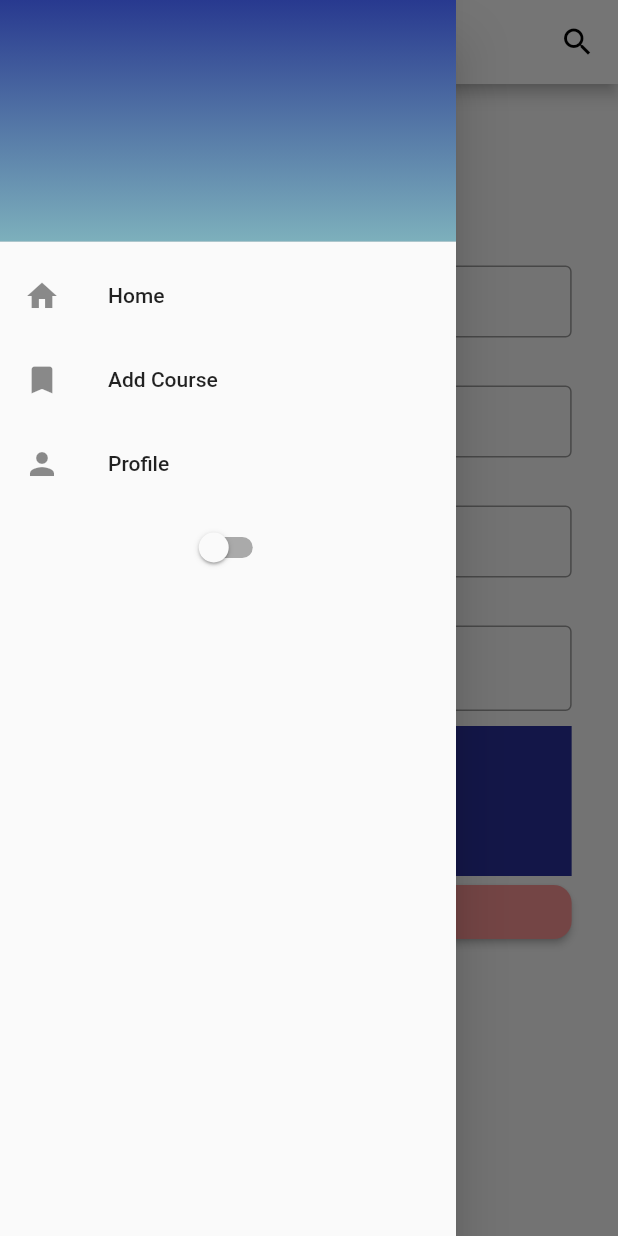
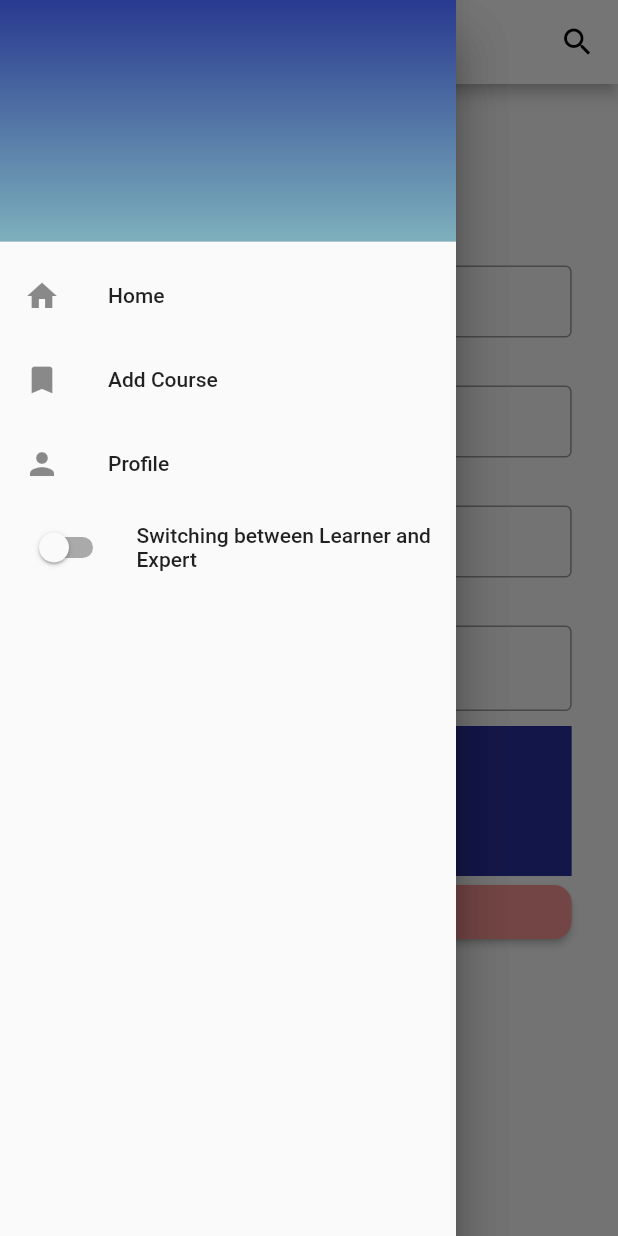
Before and after one commit to Quantax-Technologies/Course-App, a Flutter app: the AddCourse screen opened directly, with the side drawer open, on a phone screen of 412 x 824 dp. Run offline on Flutter 3.47's test engine with Material 2 defaults, Android fonts, the phone set to English and light mode, and no system bars; our stand-ins replace cloud_firestore, file_picker, firebase_auth, firebase_core, firebase_storage, google_sign_in; missing offline and left inert: flutter_facebook_auth; accounts and stored records are empty.

Commit message:
switch added

```diff
--- a/lib/Components/drawer.dart
+++ b/lib/Components/drawer.dart
@@ -7,8 +7,18 @@ import 'package:courseapp/Theme/resources.dart';
 import 'package:flutter/cupertino.dart';
 import 'package:flutter/material.dart';
 
-Drawer Drawermain(context) {
+class DrawerClass extends StatefulWidget {
+  const DrawerClass({Key? key}) : super(key: key);
+
+  @override
+  State<DrawerClass> createState() => _DrawerClassState();
+}
+
 var switchvalue = false;
+
+class _DrawerClassState extends State<DrawerClass> {
+  @override
+  Widget build(BuildContext context) {
     return Drawer(
       child: ListView(
         padding: EdgeInsets.zero,
@@ -46,16 +56,20 @@ Drawer Drawermain(context) {
             },
           ),
           ListTile(
-          title: Switch(
+            leading: Switch(
               value: switchvalue,
               onChanged: (val) {
-              switchvalue = true;
+                setState(() {
+                  switchvalue = val;
+                });
               },
             ),
+            title: Text('Switching between Learner and Expert'),
           )
         ],
       ),
     );
+  }
 }
 
 Drawer Drawermain2(context) {
--- a/lib/Screen/Auth/logout_screen.dart
+++ b/lib/Screen/Auth/logout_screen.dart
@@ -28,7 +28,7 @@ class _LogoutState extends State<Logout> {
   @override
   Widget build(BuildContext context) {
     return Scaffold(
-      drawer: Drawermain(context),
+      drawer: Drawer(child: DrawerClass()),
       appBar: Appbarmain(context),
       body: Column(
         children: [
--- a/lib/Screen/add_course.dart
+++ b/lib/Screen/add_course.dart
@@ -80,7 +80,7 @@ class _AddCourseState extends State<AddCourse> {
 
   Widget build(BuildContext context) {
     return Scaffold(
-      drawer: Drawermain(context),
+      drawer: Drawer(child: DrawerClass()),
       appBar: Appbarmain(context),
       body: SingleChildScrollView(
         child: Center(
--- a/lib/Screen/courses_screen.dart
+++ b/lib/Screen/courses_screen.dart
@@ -38,7 +38,7 @@ class _CoursesState extends State<Courses> with SingleTickerProviderStateMixin {
   @override
   Widget build(BuildContext context) {
     return Scaffold(
-      drawer: Drawermain(context),
+      drawer: Drawer(child: DrawerClass()),
       appBar: Appbarmain(context),
       body: SingleChildScrollView(
         child: Column(
--- a/lib/Screen/home_screen.dart
+++ b/lib/Screen/home_screen.dart
@@ -16,7 +16,7 @@ class Home extends StatelessWidget {
   @override
   Widget build(BuildContext context) {
     return Scaffold(
-        drawer: Drawermain(context),
+        drawer: Drawer(child: DrawerClass()),
         appBar: Appbarmain(context),
         body: SingleChildScrollView(
           child: Column(
```
Lines whose indentation alone changed are shown as unchanged.
